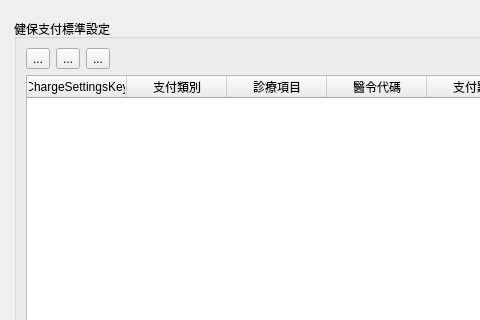
The window that ui/charge_settings_nhi.ui (picacat/pyMedical) describes before a commit, drawn with Qt 5; both pictures show x 0 to 480 and y 0 to 320 of the 1173 by 865 pixel window.
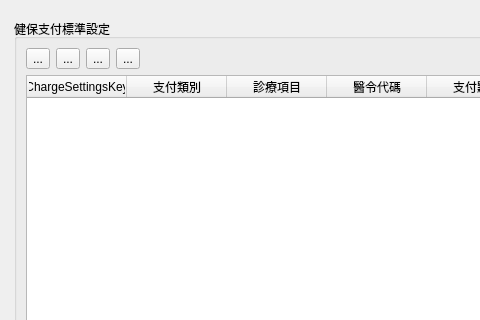
The same window after the commit. Icons and pictures are not drawn.

Patch:
```diff
--- a/ui/charge_settings_nhi.ui
+++ b/ui/charge_settings_nhi.ui
@@ -69,6 +69,20 @@
                </property>
               </widget>
              </item>
+             <item>
+              <widget class="QToolButton" name="toolButton_export">
+               <property name="toolTip">
+                <string>匯出支付標準表JSON</string>
+               </property>
+               <property name="text">
+                <string>...</string>
+               </property>
+               <property name="icon">
+                <iconset>
+                 <normaloff>../icons/document-export.svg</normaloff>../icons/document-export.svg</iconset>
+               </property>
+              </widget>
+             </item>
              <item>
               <spacer name="horizontalSpacer">
                <property name="orientation">
```
Left out of the diff: 2 changed lines with no effect on the pictures.
